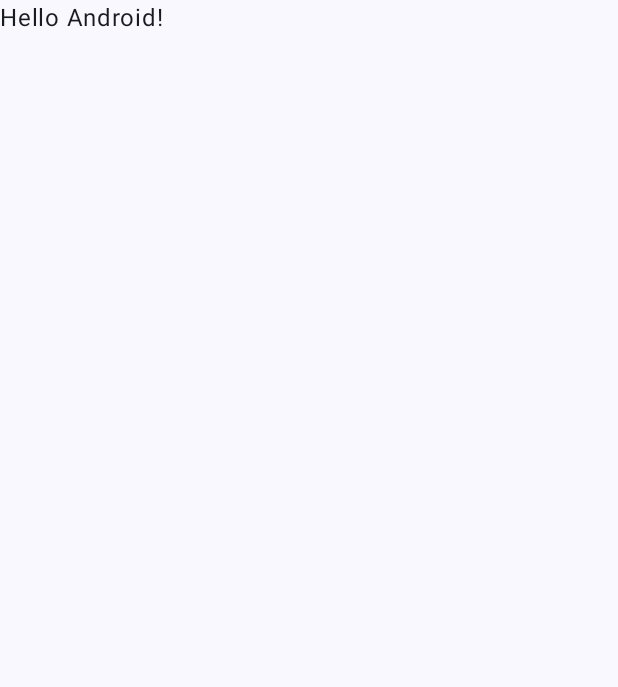
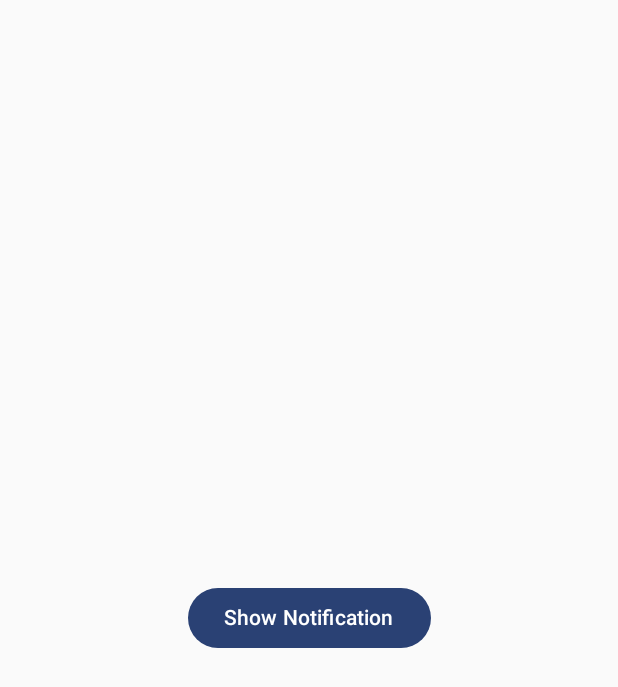
Before and after one commit to Parkduksung/ComposeCamp, an Android app built with Jetpack Compose: the screen it shows after launch (MainActivity), on a phone screen of 412 x 824 dp. Before the commit the part shown is almost empty. Shown: the top 687 px of the screen. Run offline under Robolectric (Android 15) with nearby library versions, the phone set to English and light mode, and no system bars.

Commit message:
간단한 Notification 예

```diff
--- a/composebook1/src/main/AndroidManifest.xml
+++ b/composebook1/src/main/AndroidManifest.xml
@@ -1,7 +1,10 @@
 <?xml version="1.0" encoding="utf-8"?>
 <manifest xmlns:android="http://schemas.android.com/apk/res/android">
 
+    <uses-permission android:name="android.permission.VIBRATE" />
+
     <application
+        android:name=".MyApp"
         android:allowBackup="true"
         android:icon="@mipmap/ic_launcher"
         android:label="@string/app_name"
@@ -19,6 +22,9 @@
                 <category android:name="android.intent.category.LAUNCHER" />
             </intent-filter>
         </activity>
+
+        <receiver android:name=".notification.CounterNotificationReceiver"/>
+
     </application>
 
 </manifest>
--- a/composebook1/src/main/java/com/example/composebook1/MainActivity.kt
+++ b/composebook1/src/main/java/com/example/composebook1/MainActivity.kt
@@ -4,43 +4,21 @@ import android.os.Bundle
 import androidx.activity.ComponentActivity
 import androidx.activity.compose.setContent
 import androidx.compose.foundation.layout.fillMaxSize
-import androidx.compose.material3.MaterialTheme
-import androidx.compose.material3.Surface
-import androidx.compose.material3.Text
-import androidx.compose.runtime.Composable
 import androidx.compose.ui.Modifier
-import androidx.compose.ui.tooling.preview.Preview
+import com.example.composebook1.notification.CounterNotificationService
+import com.example.composebook1.notification.NotificationExam
 import com.example.composebook1.ui.theme.ComposeCampTheme
 
 class MainActivity : ComponentActivity() {
+
+    private val notificationService by lazy { CounterNotificationService(applicationContext) }
+
     override fun onCreate(savedInstanceState: Bundle?) {
         super.onCreate(savedInstanceState)
         setContent {
             ComposeCampTheme {
-                // A surface container using the 'background' color from the theme
-                Surface(
-                    modifier = Modifier.fillMaxSize(),
-                    color = MaterialTheme.colorScheme.background
-                ) {
-                    Greeting("Android")
-                }
+                NotificationExam(modifier = Modifier.fillMaxSize(), notificationService)
             }
         }
     }
 }
-
-@Composable
-fun Greeting(name: String, modifier: Modifier = Modifier) {
-    Text(
-        text = "Hello $name!",
-        modifier = modifier
-    )
-}
-
-@Preview(showBackground = true)
-@Composable
-fun GreetingPreview() {
-    ComposeCampTheme {
-        Greeting("Android")
-    }
-}
--- /dev/null
+++ b/composebook1/src/main/java/com/example/composebook1/MyApp.kt
@@ -0,0 +1,12 @@
+package com.example.composebook1
+
+import android.app.Application
+import com.example.composebook1.notification.createNotificationChannel
+
+class MyApp : Application() {
+
+    override fun onCreate() {
+        super.onCreate()
+        createNotificationChannel(this)
+    }
+}
--- /dev/null
+++ b/composebook1/src/main/java/com/example/composebook1/notification/Counter.kt
@@ -0,0 +1,5 @@
+package com.example.composebook1.notification
+
+object Counter {
+    var value = 0
+}
--- /dev/null
+++ b/composebook1/src/main/java/com/example/composebook1/notification/Notification.kt
@@ -0,0 +1,26 @@
+package com.example.composebook1.notification
+
+import android.app.NotificationChannel
+import android.app.NotificationManager
+import android.content.Context
+import android.os.Build
+
+fun createNotificationChannel(context : Context) {
+
+    if (Build.VERSION.SDK_INT >= Build.VERSION_CODES.O) {
+
+        val channel = NotificationChannel(
+            CounterNotificationService.COUNTER_CHANNEL_ID,
+            "Counter",
+            NotificationManager.IMPORTANCE_DEFAULT
+        )
+
+        channel.description = "Used for the increment counter notifications"
+
+        val notificationManager = context.getSystemService(Context.NOTIFICATION_SERVICE) as NotificationManager
+
+        notificationManager.createNotificationChannel(channel)
+
+    }
+
+}
--- /dev/null
+++ b/composebook1/src/main/java/com/example/composebook1/notification/NotificationExam.kt
@@ -0,0 +1,22 @@
+package com.example.composebook1.notification
+
+import androidx.compose.foundation.layout.Box
+import androidx.compose.material3.Button
+import androidx.compose.material3.Text
+import androidx.compose.runtime.Composable
+import androidx.compose.ui.Alignment
+import androidx.compose.ui.Modifier
+import androidx.compose.ui.platform.LocalContext
+
+@Composable
+fun NotificationExam(
+    modifier: Modifier = Modifier,
+    notificationService: CounterNotificationService
+) {
+
+    Box(modifier = modifier, contentAlignment = Alignment.Center) {
+        Button(onClick = { notificationService.showNotification(Counter.value) }) {
+            Text(text = "Show Notification")
+        }
+    }
+}
--- /dev/null
+++ b/composebook1/src/main/res/drawable/baseline_baby_changing_station_24.xml
@@ -0,0 +1,10 @@
+<vector xmlns:android="http://schemas.android.com/apk/res/android"
+    android:width="24dp"
+    android:height="24dp"
+    android:tint="#000000"
+    android:viewportWidth="24"
+    android:viewportHeight="24">
+    <path
+        android:fillColor="@android:color/white"
+        android:pathData="M14,8v2h-3L8.31,8.82L7,12.75V22H3V12l1.58,-4.63C4.96,6.25 6.22,5.69 7.3,6.18l4.15,1.83L14,8zM8,1C6.9,1 6,1.9 6,3s0.9,2 2,2s2,-0.9 2,-2S9.1,1 8,1zM9,19h12v-2H9V19zM19.5,16c0.83,0 1.5,-0.67 1.5,-1.5c0,-0.83 -0.67,-1.5 -1.5,-1.5S18,13.67 18,14.5C18,15.33 18.67,16 19.5,16zM13,12c0,-0.55 -0.45,-1 -1,-1H9v2h2v1c0,1.1 0.9,2 2,2h2c1.1,0 2,-0.9 2,-2v-3h-2v2h-2V12z" />
+</vector>
```
Also changed, not shown: composebook1/src/main/java/com/example/composebook1/notification/CounterNotificationReceiver.kt (added, +13 -0 lines), composebook1/src/main/java/com/example/composebook1/notification/CounterNotificationService.kt (added, +58 -0 lines).
